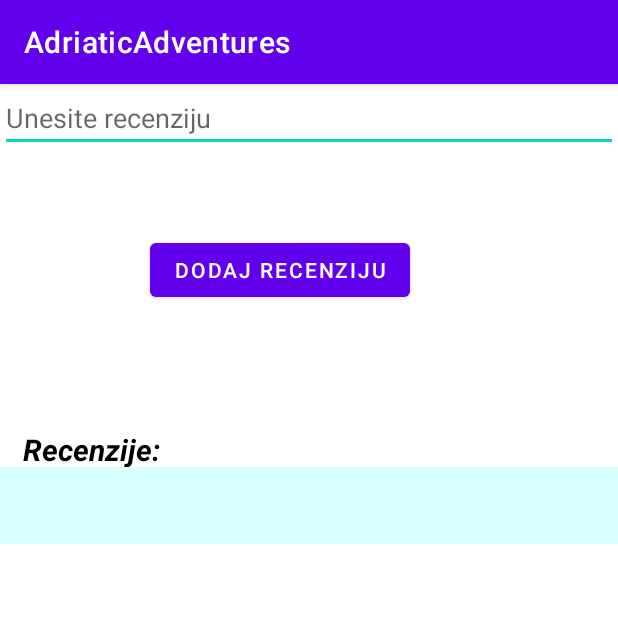
After one commit to markovrbann/AdriaticAdventures1, an Android app: the fragment ForumKrk shown on its own in the app's theme, on a phone screen of 412 x 824 dp, the top half of it. The commit adds this screen. Run offline under Robolectric (Android 15) with nearby library versions, the phone set to English and light mode, and no system bars; our stand-ins replace Firebase (no records; nobody signed in at launch, a user with empty details on screens opened directly); Roboto replaces fonts that are not available here.

Commit message:
Novo, datum: 11/07/2023

```diff
--- a/app/src/main/java/com/example/adriaticadventures/MainActivity.java
+++ b/app/src/main/java/com/example/adriaticadventures/MainActivity.java
@@ -15,6 +15,7 @@ import androidx.drawerlayout.widget.DrawerLayout;
 import androidx.appcompat.app.AppCompatActivity;
 
 import com.example.adriaticadventures.databinding.ActivityMainBinding;
+import com.google.firebase.FirebaseApp;
 
 public class MainActivity extends AppCompatActivity {
 
@@ -24,6 +25,9 @@ public class MainActivity extends AppCompatActivity {
     @Override
     protected void onCreate(Bundle savedInstanceState) {
         super.onCreate(savedInstanceState);
+
+        FirebaseApp.initializeApp(this);
+
 
         binding = ActivityMainBinding.inflate(getLayoutInflater());
         setContentView(binding.getRoot());
@@ -53,6 +57,7 @@ public class MainActivity extends AppCompatActivity {
     public boolean onCreateOptionsMenu(Menu menu) {
         // Inflate the menu; this adds items to the action bar if it is present.
         getMenuInflater().inflate(R.menu.main, menu);
+
         return true;
     }
 
--- /dev/null
+++ b/app/src/main/java/com/example/adriaticadventures/ui/forumkrk/ForumKrk.java
@@ -0,0 +1,135 @@
+package com.example.adriaticadventures.ui.forumkrk;
+
+import android.os.Bundle;
+import android.view.LayoutInflater;
+import android.view.View;
+import android.view.ViewGroup;
+import android.widget.Button;
+import android.widget.EditText;
+import android.widget.TextView;
+import android.widget.Toast;
+
+import androidx.annotation.NonNull;
+import androidx.annotation.Nullable;
+import androidx.fragment.app.Fragment;
+
+import com.example.adriaticadventures.R;
+import com.google.android.gms.tasks.OnCompleteListener;
+import com.google.android.gms.tasks.OnFailureListener;
+import com.google.android.gms.tasks.OnSuccessListener;
+import com.google.android.gms.tasks.Task;
+import com.google.firebase.firestore.DocumentReference;
+import com.google.firebase.firestore.DocumentSnapshot;
+import com.google.firebase.firestore.FirebaseFirestore;
+import com.google.firebase.firestore.FirebaseFirestoreException;
+import com.google.firebase.firestore.FirebaseFirestoreSettings;
+import com.google.firebase.firestore.QueryDocumentSnapshot;
+import com.google.firebase.firestore.QuerySnapshot;
+
+public class ForumKrk extends Fragment {
+
+    private EditText reviewEditText;
+    private TextView reviewTextView;
+    private Button submitButton;
+
+    private FirebaseFirestore db;
+
+    @Override
+    public void onCreate(@Nullable Bundle savedInstanceState) {
+        super.onCreate(savedInstanceState);
+
+        // Inicijalizacija referenci na Firebase Firestore bazu podataka
+        db = FirebaseFirestore.getInstance();
+    }
+
+    @Nullable
+    @Override
+    public View onCreateView(@NonNull LayoutInflater inflater, @Nullable ViewGroup container, @Nullable Bundle savedInstanceState) {
+        View view = inflater.inflate(R.layout.fragment_forum_krk, container, false);
+
+        // Inicijalizacija UI elemenata
+        reviewEditText = view.findViewById(R.id.reviewEditText);
+        reviewTextView = view.findViewById(R.id.reviewTextView);
+        submitButton = view.findViewById(R.id.submitButton);
+
+        submitButton.setOnClickListener(new View.OnClickListener() {
+            @Override
+            public void onClick(View v) {
+                submitReview();
+            }
+        });
+
+        // Prikaz podataka iz Firestore baze podataka
+        displayData();
+
+        return view;
+    }
+
+    private void submitReview() {
+        String reviewText = reviewEditText.getText().toString().trim();
+
+        // Provjera da li je recenzija unesena
+        if (!reviewText.isEmpty()) {
+            // Spremanje recenzije u Firebase Firestore bazu podataka
+            db.collection("recenzije")
+                    .add(new Review(reviewText))
+                    .addOnSuccessListener(new OnSuccessListener<DocumentReference>() {
+                        @Override
+                        public void onSuccess(DocumentReference documentReference) {
+                            // Resetiranje polja za unos recenzije
+                            reviewEditText.setText("");
+
+                            // Prikaz poruke o uspješnom spremanju recenzije
+                            Toast.makeText(getActivity(), "Recenzija je uspješno spremljena.", Toast.LENGTH_SHORT).show();
+
+                            // Ponovno prikazivanje podataka
+                            displayData();
+                        }
+                    })
+                    .addOnFailureListener(new OnFailureListener() {
+                        @Override
+                        public void onFailure(@NonNull Exception e) {
+                            // Greška prilikom spremanja recenzije
+                            Toast.makeText(getActivity(), "Greška pri spremanju recenzije.", Toast.LENGTH_SHORT).show();
+                        }
+                    });
+        }
+    }
+
+    private void displayData() {
+        // Dohvaćanje podataka iz Firestore baze podataka
+        db.collection("recenzije")
+                .get()
+                .addOnCompleteListener(new OnCompleteListener<QuerySnapshot>() {
+                    @Override
+                    public void onComplete(@NonNull Task<QuerySnapshot> task) {
+                        if (task.isSuccessful()) {
+                            StringBuilder reviewTextBuilder = new StringBuilder();
+                            for (QueryDocumentSnapshot document : task.getResult()) {
+                                String reviewText = document.getString("text");
+                                reviewTextBuilder.append("• ").append(reviewText).append("\n");
+                            }
+
+                            // Prikaz podataka u TextView elementu
+                            reviewTextView.setText(reviewTextBuilder.toString());
+                        } else {
+                            // Greška prilikom dohvaćanja podataka
+                            reviewTextView.setText("Greška prilikom dohvaćanja podataka");
+                        }
+                    }
+                });
+    }
+
+
+    private static class Review {
+        private String text;
+
+        public Review(String text) {
+            this.text = text;
+        }
+
+        public String getText() {
+            return text;
+        }
+    }
+}
--- /dev/null
+++ b/app/src/main/res/layout/fragment_forum_krk.xml
@@ -0,0 +1,60 @@
+<?xml version="1.0" encoding="utf-8"?>
+<RelativeLayout xmlns:android="http://schemas.android.com/apk/res/android"
+    xmlns:tools="http://schemas.android.com/tools"
+    android:layout_width="match_parent"
+    android:layout_height="match_parent"
+    tools:context=".ui.forumkrk.ForumKrk">
+
+    <EditText
+        android:id="@+id/reviewEditText"
+        android:layout_width="match_parent"
+        android:layout_height="wrap_content"
+        android:hint="Unesite recenziju" />
+
+    <Button
+        android:id="@+id/submitButton"
+        android:layout_width="wrap_content"
+        android:layout_height="wrap_content"
+        android:layout_marginStart="100dp"
+        android:layout_marginTop="100dp"
+        android:text="Dodaj recenziju" />
+
+
+
+    <TextView
+        android:id="@+id/txtnatpis"
+        android:layout_width="150dp"
+        android:layout_height="50dp"
+        android:layout_marginTop="230dp"
+        android:layout_marginStart="15dp"
+        android:text="Recenzije:"
+        android:textColor="@color/black"
+        android:textStyle="italic|bold"
+        android:textSize="20dp" />
+
+
+    <ScrollView
+        android:layout_width="match_parent"
+        android:layout_height="match_parent"
+        android:layout_marginTop="255dp"> >
+
+    <FrameLayout
+        android:id="@+id/reviewContainer"
+        android:layout_width="match_parent"
+        android:layout_height="match_parent" >
+
+
+        <TextView
+            android:id="@+id/reviewTextView"
+            android:layout_width="match_parent"
+            android:layout_height="wrap_content"
+            android:padding="16dp"
+            android:textSize="14dp"
+            android:textColor="@color/black"
+            android:background="#D8FFFF" />
+
+    </FrameLayout>
+
+    </ScrollView>
+
+</RelativeLayout>
--- a/app/src/main/res/menu/activity_main_drawer.xml
+++ b/app/src/main/res/menu/activity_main_drawer.xml
@@ -24,5 +24,10 @@
             android:id="@+id/nav_fragment_item"
             android:icon="@drawable/island"
             android:title="@string/Rab" />
+        <item
+            android:id="@+id/nav_fragment_fk"
+            android:icon="@drawable/ic_menu_camera"
+            android:title="@string/action_forumkrk" />
+
     </group>
 </menu>
--- a/app/src/main/res/menu/main.xml
+++ b/app/src/main/res/menu/main.xml
@@ -1,6 +1,7 @@
 <?xml version="1.0" encoding="utf-8"?>
 <menu xmlns:android="http://schemas.android.com/apk/res/android"
     xmlns:app="http://schemas.android.com/apk/res-auto">
+
     <item
         android:id="@+id/action_settings"
         android:orderInCategory="100"
--- a/app/src/main/res/values/strings.xml
+++ b/app/src/main/res/values/strings.xml
@@ -25,4 +25,9 @@
     <string name="rab_opis">Otok Rab, poznat kao "Srebrni otok", očarava posjetitelje svojom ljepotom i raznolikošću. Slikovite plaže, povijesne znamenitosti poput starog grada Raba, prekrasna priroda i bujna vegetacija čine Rab jedinstvenim. Uživajte u kristalno čistim vodama, istražite tajanstvene špilje poput Špilje Lopača, prošetajte po stazama Kamenjaka ili se prepustite adrenalinskim sportovima poput ronjenja i jedrenja. Rab je također poznat po svojoj bogatoj gastronomskoj ponudi, s autentičnim jelima poput Rapske torte i domaćeg vina. Upoznajte prijateljske lokalne stanovnike i istražite prekrasan otok Rab, koji pruža nevjerojatno iskustvo i nezaboravne trenutke.</string>
     <string name="adriatic_adventures">Adriatic Adventures</string>
     <string name="opis_pocetna1">Prikaz glavnih otoka \nu Primorsko - goranskoj županiji:\n\nOtok Krk\nOtok Cres\nOtok Rab\nOtok Lošinj</string>
+    <string name="Karta">Karta</string>
+    <string name="action_forumkrk">Forum Krk</string>
+    <string name="unesite_naslov">Unesite naslov</string>
+    <string name="unesite_sadr_aj">Unesite sadržaj</string>
+    <string name="objavi">Objavi</string>
 </resources>
--- a/build.gradle
+++ b/build.gradle
@@ -2,4 +2,6 @@
 plugins {
     id 'com.android.application' version '8.0.2' apply false
     id 'com.android.library' version '8.0.2' apply false
+    id 'com.google.android.libraries.mapsplatform.secrets-gradle-plugin' version '2.0.1' apply false
+    id 'com.google.gms.google-services' version '4.3.15' apply false
 }
```
Also changed, not shown: app/build.gradle (+11 -0 lines), app/src/main/AndroidManifest.xml (+17 -0 lines), app/src/main/java/com/example/adriaticadventures/ui/forumkrk/ForumKrkViewModel.java (added, +7 -0 lines), app/src/main/java/com/example/adriaticadventures/ui/forumkrk/Post.java (added, +29 -0 lines), app/src/main/java/com/example/adriaticadventures/ui/forumkrk/Review.java (added, +21 -0 lines), app/src/main/res/navigation/mobile_navigation.xml (+7 -0 lines), 1 other file.
